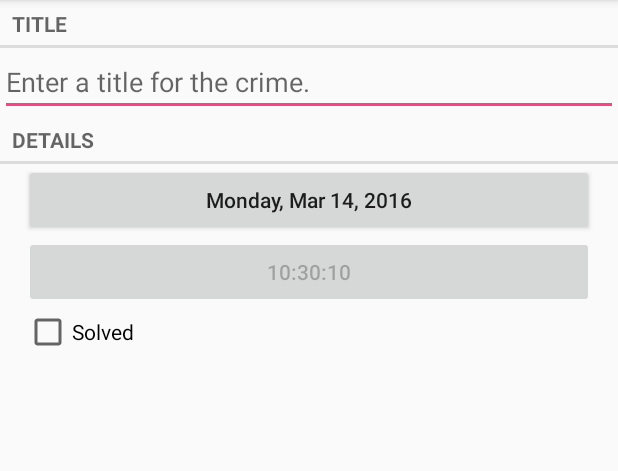
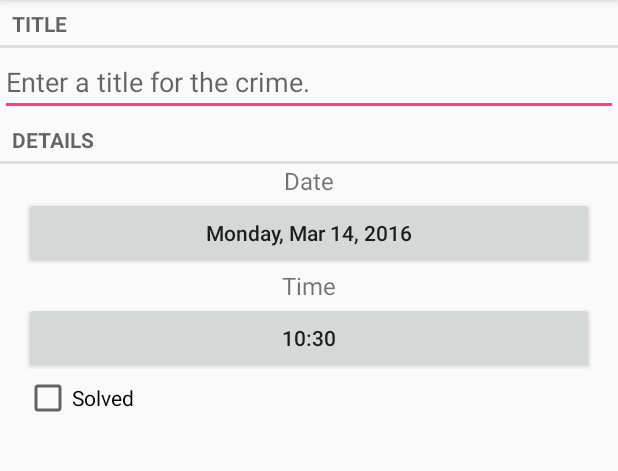
Before and after one commit to speccaN/CriminalIntent, an Android app: the screen it shows after launch (CrimePagerActivity), after a tap on "NEW CRIME", on a phone screen of 412 x 824 dp, the part 84-555 px from its top. Run offline under Robolectric (Android 15) with nearby library versions, the phone set to English and light mode, and no system bars.

Commit message:
Chapter 13: Fixed TimeButton and changed date format for the Recycler view

```diff
--- a/app/src/main/java/com/bignerdranch/android/criminalintent/Crime.java
+++ b/app/src/main/java/com/bignerdranch/android/criminalintent/Crime.java
@@ -1,6 +1,5 @@
 package com.bignerdranch.android.criminalintent;
 
-import java.sql.Time;
 import java.util.Date;
 import java.util.UUID;
 
--- a/app/src/main/java/com/bignerdranch/android/criminalintent/CrimeFragment.java
+++ b/app/src/main/java/com/bignerdranch/android/criminalintent/CrimeFragment.java
@@ -31,11 +31,11 @@ public class CrimeFragment extends Fragment {
     private static final String DIALOG_TIME = "dialogTime";
 
     private static final int REQUEST_DATE = 0;
-    private static final int REQUEST_TIME = 0;
+    private static final int REQUEST_TIME = 1;
     private final CrimeLab mCrimeLab = CrimeLab.get(getActivity());
 
     SimpleDateFormat mDateFormat = new SimpleDateFormat("EEEE, MMM dd, yyyy");
-    SimpleDateFormat mTimeFormat = new SimpleDateFormat("kk:mm:ss");
+    SimpleDateFormat mTimeFormat = new SimpleDateFormat("kk:mm");
 
     private Crime mCrime;
     private EditText mTitleField;
@@ -133,19 +133,18 @@ public class CrimeFragment extends Fragment {
         });
 
         mTimeButton = (Button)v.findViewById(R.id.crime_time);
+        updateTime();
         mTimeButton.setText(mTimeFormat.format(mCrime.getDate()));
-        mTimeButton.setEnabled(false);
-        //Code for time button commented out. Commenting code out is bad, but this is just temporary
-/*        .setOnClickListener(new View.OnClickListener() {
+        mTimeButton.setOnClickListener(new View.OnClickListener() {
             @Override
             public void onClick(View v) {
-                FragmentManager manager = getFragmentManager();
                 TimePickerFragment dialog = TimePickerFragment
                         .newInstance(mCrime.getDate());
+                FragmentManager manager = getFragmentManager();
                 dialog.setTargetFragment(CrimeFragment.this, REQUEST_TIME);
                 dialog.show(manager, DIALOG_TIME);
             }
-        });*/
+        });
 
         mSolvedCheckBox = (CheckBox)v.findViewById(R.id.crime_solved);
         mSolvedCheckBox.setChecked(mCrime.isSolved());
@@ -162,15 +161,27 @@ public class CrimeFragment extends Fragment {
     public void onActivityResult(int requestCode, int resultCode, Intent data) {
         if(resultCode != Activity.RESULT_OK)
             return;
-        if (requestCode == REQUEST_DATE){
-            Date date = (Date) data
-                    .getSerializableExtra(DatePickerFragment.EXTRA_DATE);
-            mCrime.setDate(date);
-            updateDate();
+
+        switch (requestCode) {
+            case REQUEST_DATE:
+                Date date = (Date) data.getSerializableExtra(DatePickerFragment.EXTRA_DATE);
+                mCrime.setDate(date);
+                updateDate();
+                updateTime();
+                break;
+            case REQUEST_TIME:
+                Date time = (Date) data.getSerializableExtra(TimePickerFragment.EXTRA_TIME);
+                mCrime.setDate(time);
+                updateTime();
+                break;
         }
     }
 
     private void updateDate() {
         mDateButton.setText(mDateFormat.format(mCrime.getDate()));
     }
+
+    private void updateTime() {
+        mTimeButton.setText(mTimeFormat.format(mCrime.getDate()));
+    }
 }
--- a/app/src/main/java/com/bignerdranch/android/criminalintent/CrimeListFragment.java
+++ b/app/src/main/java/com/bignerdranch/android/criminalintent/CrimeListFragment.java
@@ -18,13 +18,15 @@ import android.widget.CompoundButton;
 import android.widget.RelativeLayout;
 import android.widget.TextView;
 
+import java.text.SimpleDateFormat;
 import java.util.List;
 
 public class CrimeListFragment extends Fragment {
 
     private static final String SAVED_SUBTITLE_VISIBLE = "subtitle";
-    private static final String ARG_CRIME_ID = "crimeId";
     private final CrimeLab mCrimeLab = CrimeLab.get(getActivity());
+
+    SimpleDateFormat mDateFormat = new SimpleDateFormat("EEEE, MMM dd, yyyy. kk:mm");
 
     private RecyclerView mCrimeRecyclerView;
     private RelativeLayout mCrimeEmptyView;
@@ -184,7 +186,7 @@ public class CrimeListFragment extends Fragment {
         public void bindCrime(Crime crime){
             mCrime = crime;
             mTitleTextView.setText(mCrime.getTitle());
-            mDateTextView.setText(mCrime.getDate().toString());
+            mDateTextView.setText(mDateFormat.format(mCrime.getDate()));
             mSolvedCheckBox.setChecked(mCrime.isSolved());
         }
 
--- a/app/src/main/java/com/bignerdranch/android/criminalintent/DatePickerFragment.java
+++ b/app/src/main/java/com/bignerdranch/android/criminalintent/DatePickerFragment.java
@@ -37,7 +37,7 @@ public class DatePickerFragment extends DialogFragment{
     public Dialog onCreateDialog(Bundle savedInstanceState) {
         Date date = (Date) getArguments().getSerializable(ARG_DATE);
 
-        Calendar calendar = Calendar.getInstance();
+        final Calendar calendar = Calendar.getInstance();
         calendar.setTime(date);
         int year = calendar.get(Calendar.YEAR);
         int month = calendar.get(Calendar.MONTH);
@@ -59,7 +59,9 @@ public class DatePickerFragment extends DialogFragment{
                                 int year = mDatePicker.getYear();
                                 int month = mDatePicker.getMonth();
                                 int day = mDatePicker.getDayOfMonth();
-                                Date date = new GregorianCalendar(year, month, day).getTime();
+                                int hour = calendar.get(Calendar.HOUR_OF_DAY);
+                                int minute = calendar.get(Calendar.MINUTE);
+                                Date date = new GregorianCalendar(year, month, day, hour, minute).getTime();
                                 sendResult(Activity.RESULT_OK, date);
                             }
                         })
--- a/app/src/main/res/layout-land/fragment_crime.xml
+++ b/app/src/main/res/layout-land/fragment_crime.xml
@@ -29,6 +29,28 @@
         android:layout_marginLeft="16dp"
         android:layout_marginRight="16dp">
 
+        <TextView
+            android:layout_width="wrap_content"
+            android:layout_height="wrap_content"
+            android:text="@string/crime_date_label"
+            android:layout_weight="1"/>
+
+        <TextView
+            android:layout_width="wrap_content"
+            android:layout_height="wrap_content"
+            android:text="@string/crime_time_label"
+            android:layout_weight="0.9"
+            />
+
+    </LinearLayout>
+
+    <LinearLayout
+        android:orientation="horizontal"
+        android:layout_width="match_parent"
+        android:layout_height="wrap_content"
+        android:layout_marginLeft="16dp"
+        android:layout_marginRight="16dp">
+
         <Button
             android:id="@+id/crime_date"
             android:layout_width="wrap_content"
--- a/app/src/main/res/layout/fragment_crime.xml
+++ b/app/src/main/res/layout/fragment_crime.xml
@@ -22,6 +22,13 @@
         android:text="@string/crime_details_label"
         style="?android:listSeparatorTextViewStyle"/>
 
+    <TextView
+        android:layout_width="wrap_content"
+        android:layout_height="wrap_content"
+        android:text="@string/crime_date_label"
+        android:textSize="16dp"
+        android:layout_gravity="center_horizontal"/>
+
     <Button
         android:id="@+id/crime_date"
         android:textAllCaps="false"
@@ -29,6 +36,13 @@
         android:layout_height="wrap_content"
         android:layout_marginLeft="16dp"
         android:layout_marginRight="16dp"/>
+
+    <TextView
+        android:layout_width="wrap_content"
+        android:layout_height="wrap_content"
+        android:text="@string/crime_time_label"
+        android:textSize="16dp"
+        android:layout_gravity="center_horizontal"/>
 
     <Button
         android:id="@+id/crime_time"
--- a/app/src/main/res/values/strings.xml
+++ b/app/src/main/res/values/strings.xml
@@ -15,6 +15,8 @@
     <string name="delete_ok_button">Delete</string>
     <string name="delete_cancel_button">Cancel</string>
     <string name="delete_message">Are you sure you want to delete this Crime?</string>
+    <string name="crime_date_label">Date</string>
+    <string name="crime_time_label">Time</string>
 
     <plurals name="subtitle_plural">
         <item quantity="one">%1$s crime</item>
```
Also changed, not shown: app/src/main/java/com/bignerdranch/android/criminalintent/TimePickerFragment.java (+16 -12 lines), app/src/main/java/com/bignerdranch/android/criminalintent/database/CrimeDbSchema.java (added, +7 -0 lines).
